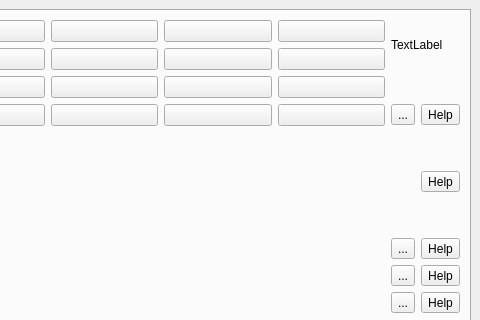
This is src/mainwindow.ui in vkohaupt/vokoShowClick as Qt 5 draws it before an edit; both pictures show x 107 to 587 and y 0 to 320 of the 587 by 487 pixel window. The edited form follows.
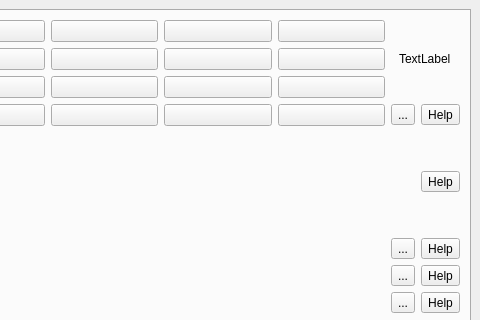
This is the edited form. Icons and pictures are not drawn.

```diff
--- a/src/mainwindow.ui
+++ b/src/mainwindow.ui
@@ -141,16 +141,6 @@
               </property>
              </widget>
             </item>
-            <item row="0" column="4" rowspan="2" colspan="2">
-             <widget class="QLabel" name="labelOS">
-              <property name="text">
-               <string>TextLabel</string>
-              </property>
-              <property name="alignment">
-               <set>Qt::AlignLeading|Qt::AlignLeft|Qt::AlignVCenter</set>
-              </property>
-             </widget>
-            </item>
             <item row="3" column="1">
              <widget class="QPushButton" name="pushButton_darkBlue">
               <property name="text">
@@ -391,6 +381,16 @@
               <layout class="QHBoxLayout" name="horizontalLayout_9"/>
              </widget>
             </item>
+            <item row="0" column="4" rowspan="3" colspan="2" alignment="Qt::AlignHCenter|Qt::AlignVCenter">
+             <widget class="QLabel" name="labelOS">
+              <property name="text">
+               <string>TextLabel</string>
+              </property>
+              <property name="alignment">
+               <set>Qt::AlignLeading|Qt::AlignLeft|Qt::AlignVCenter</set>
+              </property>
+             </widget>
+            </item>
            </layout>
           </item>
           <item>
```
